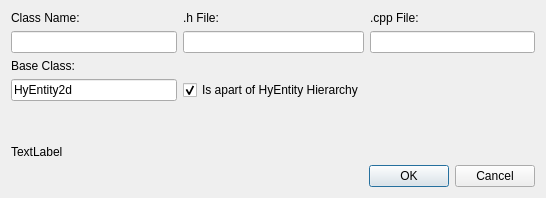
Before: the Qt Designer form Editor/src/Assets/Source/SourceGenFileDlg.ui in GameOverture/HarmonyEngine, drawn with Qt 5.
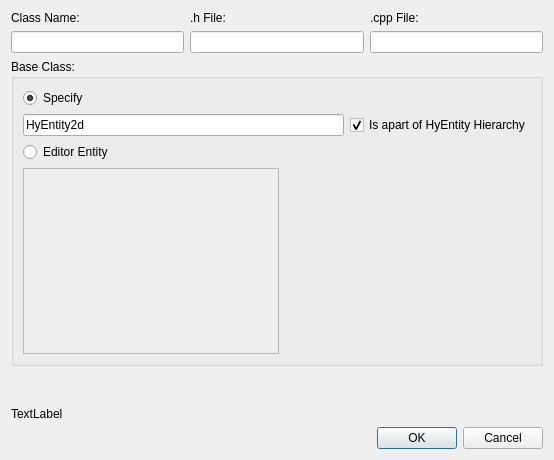
After: the same form once the commit is applied.

Commit message: Editor entity pause timeline initial implementation; Source model generate dialog now can choose from editor entities as baseclass

What changed in the file:
```diff
--- a/Editor/src/Assets/Source/SourceGenFileDlg.ui
+++ b/Editor/src/Assets/Source/SourceGenFileDlg.ui
@@ -6,8 +6,8 @@
    <rect>
     <x>0</x>
     <y>0</y>
-    <width>546</width>
-    <height>198</height>
+    <width>554</width>
+    <height>460</height>
    </rect>
   </property>
   <property name="sizePolicy">
@@ -28,13 +28,6 @@
   <layout class="QVBoxLayout" name="verticalLayout">
    <item>
     <layout class="QGridLayout" name="gridLayout">
-     <item row="3" column="0">
-      <widget class="QLineEdit" name="txtBaseClass">
-       <property name="text">
-        <string>HyEntity2d</string>
-       </property>
-      </widget>
-     </item>
      <item row="1" column="2">
       <widget class="QLineEdit" name="txtHFile">
        <property name="text">
@@ -42,6 +35,13 @@
        </property>
       </widget>
      </item>
+     <item row="0" column="2">
+      <widget class="QLabel" name="lblHFile">
+       <property name="text">
+        <string>.h File:</string>
+       </property>
+      </widget>
+     </item>
      <item row="1" column="0">
       <widget class="QLineEdit" name="txtClassName">
        <property name="text">
@@ -49,27 +49,6 @@
        </property>
       </widget>
      </item>
-     <item row="0" column="4">
-      <widget class="QLabel" name="lblCppFile">
-       <property name="text">
-        <string>.cpp File:</string>
-       </property>
-      </widget>
-     </item>
-     <item row="2" column="0">
-      <widget class="QLabel" name="lblBaseClass">
-       <property name="text">
-        <string>Base Class:</string>
-       </property>
-      </widget>
-     </item>
-     <item row="1" column="4">
-      <widget class="QLineEdit" name="txtCppFile">
-       <property name="text">
-        <string/>
-       </property>
-      </widget>
-     </item>
      <item row="0" column="0">
       <widget class="QLabel" name="lblClassName">
        <property name="text">
@@ -77,25 +56,93 @@
        </property>
       </widget>
      </item>
-     <item row="0" column="2">
-      <widget class="QLabel" name="lblHFile">
+     <item row="1" column="4">
+      <widget class="QLineEdit" name="txtCppFile">
        <property name="text">
-        <string>.h File:</string>
+        <string/>
        </property>
       </widget>
      </item>
-     <item row="3" column="2">
-      <widget class="QCheckBox" name="chkHyEntityBaseClass">
+     <item row="0" column="4">
+      <widget class="QLabel" name="lblCppFile">
        <property name="text">
-        <string>Is apart of HyEntity Hierarchy</string>
-       </property>
-       <property name="checked">
-        <bool>true</bool>
+        <string>.cpp File:</string>
        </property>
       </widget>
      </item>
     </layout>
    </item>
+   <item>
+    <widget class="QGroupBox" name="groupBox">
+     <property name="title">
+      <string>Base Class:</string>
+     </property>
+     <layout class="QVBoxLayout" name="verticalLayout_2">
+      <item>
+       <widget class="QRadioButton" name="radBaseSpecify">
+        <property name="text">
+         <string>Specify</string>
+        </property>
+        <property name="checked">
+         <bool>true</bool>
+        </property>
+       </widget>
+      </item>
+      <item>
+       <layout class="QHBoxLayout" name="horizontalLayout">
+        <item>
+         <widget class="QLineEdit" name="txtBaseClass">
+          <property name="text">
+           <string>HyEntity2d</string>
+          </property>
+         </widget>
+        </item>
+        <item>
+         <widget class="QCheckBox" name="chkHyEntityBaseClass">
+          <property name="text">
+           <string>Is apart of HyEntity Hierarchy</string>
+          </property>
+          <property name="checked">
+           <bool>true</bool>
+          </property>
+         </widget>
+        </item>
+       </layout>
+      </item>
+      <item>
+       <widget class="QRadioButton" name="radBaseEditor">
+        <property name="text">
+         <string>Editor Entity</string>
+        </property>
+       </widget>
+      </item>
+      <item>
+       <layout class="QHBoxLayout" name="horizontalLayout_2">
+        <item>
+         <widget class="QListWidget" name="editorEntitiesList">
+          <property name="enabled">
+           <bool>false</bool>
+          </property>
+         </widget>
+        </item>
+        <item>
+         <spacer name="horizontalSpacer">
+          <property name="orientation">
+           <enum>Qt::Horizontal</enum>
+          </property>
+          <property name="sizeHint" stdset="0">
+           <size>
+            <width>40</width>
+            <height>20</height>
+           </size>
+          </property>
+         </spacer>
+        </item>
+       </layout>
+      </item>
+     </layout>
+    </widget>
+   </item>
    <item>
     <spacer name="verticalSpacer">
      <property name="orientation">
```
Left out of the diff: 2 changed lines with no effect on the pictures. The commit also changes 10 other files.
